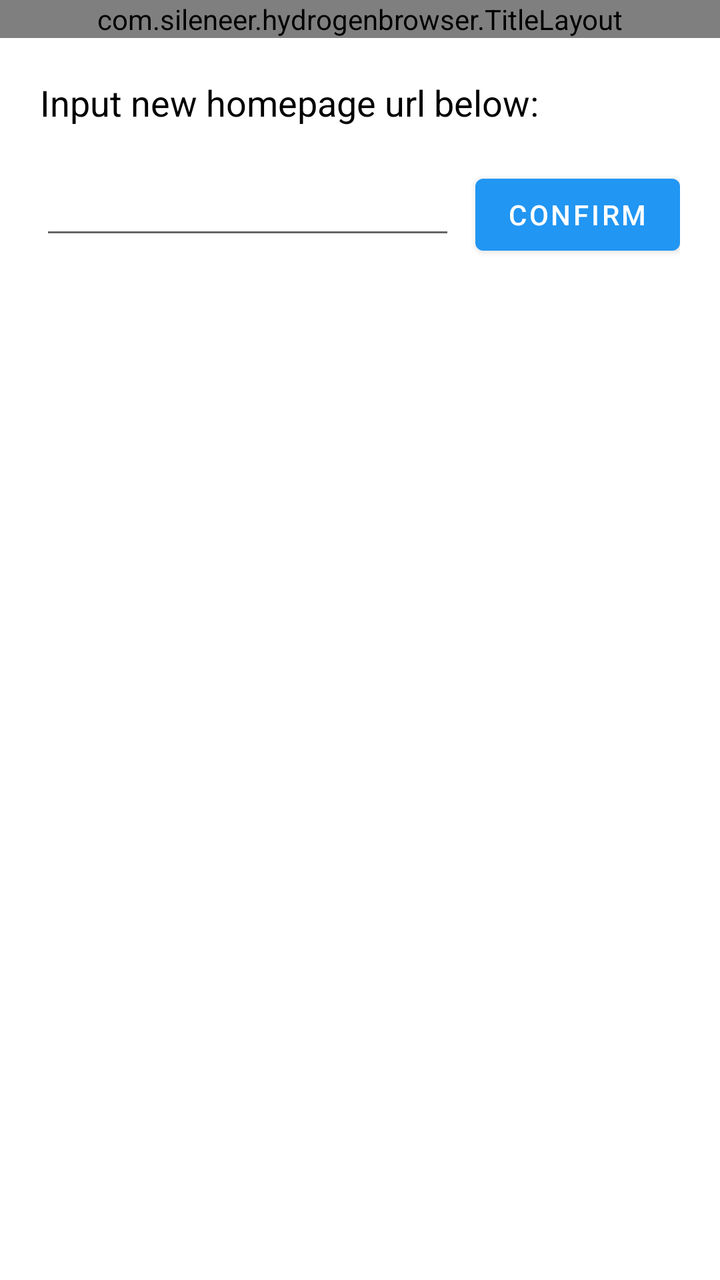
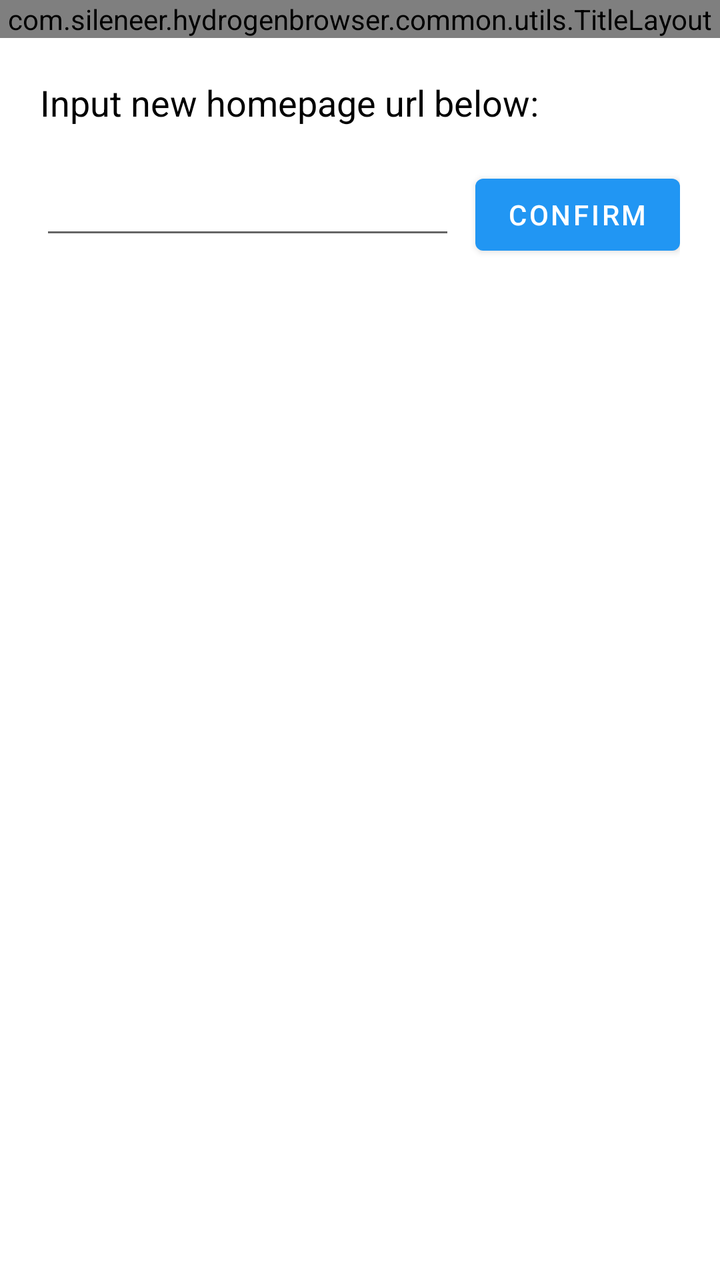

An Android layout rendered at two revisions. The XML below is the earlier revision; the diff shows what the commit changed to produce the second picture.
<!-- AndroidManifest.xml: application theme Theme.HydrogenBrowser -->
<!-- res/layout/activity_homepage.xml -->
<?xml version="1.0" encoding="utf-8"?>
<LinearLayout xmlns:android="http://schemas.android.com/apk/res/android"
    android:layout_width="match_parent"
    android:layout_height="match_parent"
    android:orientation="vertical">

    <com.sileneer.hydrogenbrowser.TitleLayout
        android:id="@+id/title"
        android:layout_width="match_parent"
        android:layout_height="wrap_content"/>
    <TextView
        android:layout_width="wrap_content"
        android:layout_height="wrap_content"
        android:text="@string/input_new_homepage_url_below"
        android:textColor="#000000"
        android:textSize="18sp"
        android:layout_marginStart="20dp"
        android:layout_marginEnd="20dp"
        android:layout_marginTop="20dp"
        android:layout_marginBottom="20dp"/>
    <LinearLayout
        android:layout_width="match_parent"
        android:layout_height="wrap_content"
        android:layout_marginLeft="20dp"
        android:layout_marginRight="20dp"
        android:orientation="horizontal">
        <EditText
            android:id="@+id/home_page_url"
            android:layout_width="match_parent"
            android:layout_height="wrap_content"
            android:layout_weight="1"
            android:layout_marginRight="10dp"/>
        <Button
            android:id="@+id/confirm"
            android:layout_width="wrap_content"
            android:layout_height="wrap_content"
            android:text="Confirm"
            android:layout_weight="0"/>
    </LinearLayout>

</LinearLayout>
<!-- resources referenced by this layout -->
<resources>
  <string name="input_new_homepage_url_below">Input new homepage url below:</string>
  <style name="Theme.HydrogenBrowser" parent="Theme.MaterialComponents.DayNight.DarkActionBar">
          
          <item name="colorPrimary">@color/blue_500</item>
          <item name="colorPrimaryVariant">@color/blue_700</item>
          <item name="colorOnPrimary">@color/white</item>
          
          <item name="colorSecondary">@color/teal_200</item>
          <item name="colorSecondaryVariant">@color/teal_700</item>
          <item name="colorOnSecondary">@color/black</item>
          
          <item name="android:statusBarColor" tools:targetApi="l">?attr/colorPrimaryVariant</item>
          
      </style>
  <color name="blue_500">#2196F3</color>
  <color name="blue_700">#1976D2</color>
  <color name="white">#FFFFFFFF</color>
  <color name="teal_200">#FF03DAC5</color>
  <color name="teal_700">#FF018786</color>
  <color name="black">#FF000000</color>
</resources>

<!-- the commit's change to res/layout/activity_homepage.xml (unified diff, before → after) -->
@@ -4,7 +4,7 @@
     android:layout_height="match_parent"
     android:orientation="vertical">
 
-    <com.sileneer.hydrogenbrowser.TitleLayout
+    <com.sileneer.hydrogenbrowser.common.utils.TitleLayout
         android:id="@+id/title"
         android:layout_width="match_parent"
         android:layout_height="wrap_content"/>
